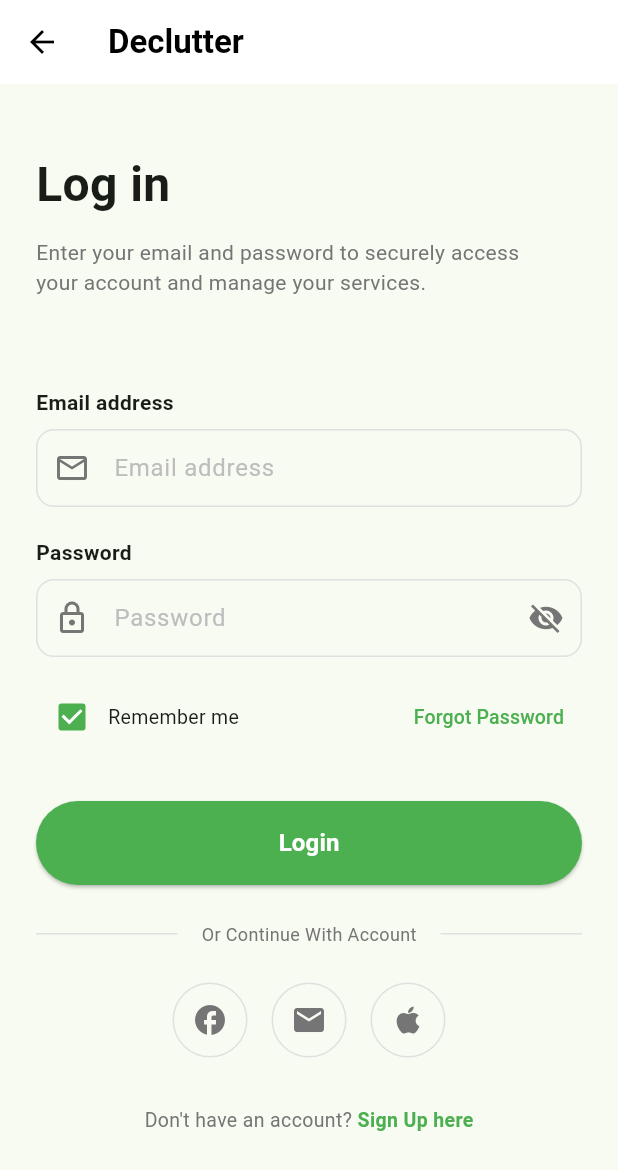
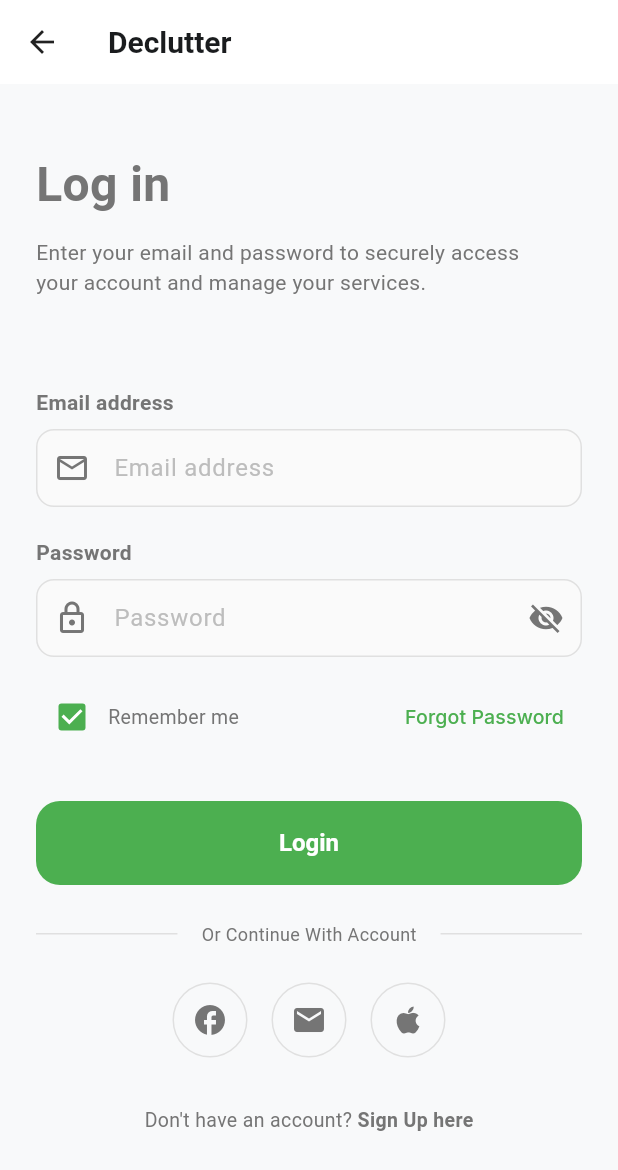
Before and after one commit to nlaidtech/DECLUTTERPROJCT, a Flutter app: the screen it shows after launch, on a phone screen of 412 x 824 dp. Shown: the top 1170 px of the screen. Run offline on Flutter 3.47's test engine with Material 3 defaults, Android fonts, the phone set to English and light mode, and no system bars; our stand-ins replace cloud_firestore, firebase_auth, firebase_core, google_fonts; accounts and stored records are empty; statements that could not run were skipped.

Commit message:
feat: Implement initial app structure, authentication flows, post creation screen, and Firebase setup with routing and custom theme.

```diff
--- a/lib/main.dart
+++ b/lib/main.dart
@@ -1,6 +1,7 @@
 import 'package:flutter/material.dart';
 import 'package:firebase_core/firebase_core.dart';
 import 'firebase_options.dart';
+import 'theme.dart';
 import 'screens/login_screen.dart';
 import 'screens/signup_screen.dart';
 import 'screens/forgot_password_screen.dart';
@@ -39,10 +40,7 @@ class _MyAppState extends State<MyApp> {
       debugShowCheckedModeBanner: false,
       title: 'Declutter',
       // Configure app theme with green as primary color
-      theme: ThemeData(
-        colorScheme: ColorScheme.fromSeed(seedColor: Colors.green),
-        useMaterial3: true,
-      ),
+      theme: AppTheme.lightTheme,
       // Initial route displayed when app starts - calls login_screen.dart
       initialRoute: '/login',
       routes: {
--- a/lib/screens/login_screen.dart
+++ b/lib/screens/login_screen.dart
@@ -78,13 +78,13 @@ class _LoginScreenState extends State<LoginScreen> {
     return Scaffold(
       // AppBar with Declutter title and back button
       appBar: AppBar(
-        backgroundColor: Colors.white,
+        backgroundColor: Theme.of(context).appBarTheme.backgroundColor,
         elevation: 0,
         leading: IconButton(
-          icon: const Icon(Icons.arrow_back, color: Colors.black),
+          icon: Icon(Icons.arrow_back, color: Theme.of(context).iconTheme.color),
           onPressed: () {},
         ),
-        title: const Text('Declutter', style: TextStyle(color: Colors.black, fontWeight: FontWeight.bold)),
+        title: Text('Declutter', style: Theme.of(context).appBarTheme.titleTextStyle),
         centerTitle: false,
       ),
       body: SingleChildScrollView(
@@ -131,7 +131,7 @@ class _LoginScreenState extends State<LoginScreen> {
                       Checkbox(
                         value: true,
                         onChanged: (_) {},
-                        activeColor: Colors.green,
+                        activeColor: Theme.of(context).primaryColor,
                       ),
                       const Text('Remember me', style: TextStyle(fontSize: 13)),
                     ],
@@ -141,7 +141,7 @@ class _LoginScreenState extends State<LoginScreen> {
                     onPressed: () => Navigator.pushNamed(context, '/forgot-password'),
                     child: const Text(
                       'Forgot Password',
-                      style: TextStyle(color: Colors.green, fontSize: 13),
+                      style: TextStyle(color: Theme.of(context).primaryColor, fontSize: 13),
                     ),
                   ),
                 ],
@@ -155,8 +155,7 @@ class _LoginScreenState extends State<LoginScreen> {
                 child: ElevatedButton(
                   onPressed: _isLoading ? null : _login,
                   style: ElevatedButton.styleFrom(
-                    backgroundColor: Colors.green,
-                    shape: RoundedRectangleBorder(borderRadius: BorderRadius.circular(30)),
+                    padding: const EdgeInsets.symmetric(vertical: 0),
                   ),
                   child: _isLoading
                       ? const SizedBox(
@@ -202,7 +201,7 @@ class _LoginScreenState extends State<LoginScreen> {
                       onTap: widget.onSwitchToSignUp,
                       child: const Text(
                         'Sign Up here',
-                        style: TextStyle(color: Colors.green, fontWeight: FontWeight.w600, fontSize: 13),
+                        style: TextStyle(color: Theme.of(context).primaryColor, fontWeight: FontWeight.w600, fontSize: 13),
                       ),
                     ),
                   ],
@@ -245,6 +244,8 @@ class _LoginScreenState extends State<LoginScreen> {
               borderSide: BorderSide(color: Colors.grey[300]!),
             ),
             contentPadding: const EdgeInsets.symmetric(horizontal: 16, vertical: 14),
+            filled: true,
+            fillColor: Colors.grey[50],
           ),
         ),
       ],
@@ -278,6 +279,8 @@ class _LoginScreenState extends State<LoginScreen> {
               borderSide: BorderSide(color: Colors.grey[300]!),
             ),
             contentPadding: const EdgeInsets.symmetric(horizontal: 16, vertical: 14),
+            filled: true,
+            fillColor: Colors.grey[50],
           ),
         ),
       ],
--- /dev/null
+++ b/lib/theme.dart
@@ -0,0 +1,119 @@
+import 'package:flutter/material.dart';
+import 'package:google_fonts/google_fonts.dart';
+
+class AppTheme {
+  // Brand Colors
+  static const Color primaryGreen = Color(0xFF4CAF50);
+  static const Color primaryDark = Color(0xFF2E7D32);
+  static const Color primaryLight = Color(0xFFE8F5E9);
+
+  static const Color accentOrange = Color(0xFFFF9800);
+  static const Color accentPurple = Color(0xFF9C27B0);
+  static const Color accentBlue = Color(0xFF2196F3);
+
+  // Neutral Colors
+  static const Color background = Color(0xFFF8F9FA); // Slightly off-white for better eye comfort
+  static const Color surface = Colors.white;
+  static const Color textPrimary = Color(0xFF1A1C1E);
+  static const Color textSecondary = Color(0xFF757575);
+  static const Color border = Color(0xFFE0E0E0);
+
+  static ThemeData get lightTheme {
+    return ThemeData(
+      useMaterial3: true,
+      colorScheme: ColorScheme.fromSeed(
+        seedColor: primaryGreen,
+        primary: primaryGreen,
+        secondary: accentOrange,
+        background: background,
+        surface: surface,
+        onSurface: textPrimary,
+      ),
+      scaffoldBackgroundColor: background,
+
+      // Typography
+      textTheme: GoogleFonts.interTextTheme().copyWith(
+        displayLarge: const TextStyle(fontWeight: FontWeight.bold, color: textPrimary),
+        displayMedium: const TextStyle(fontWeight: FontWeight.bold, color: textPrimary),
+        headlineLarge: const TextStyle(fontWeight: FontWeight.bold, color: textPrimary),
+        headlineMedium: const TextStyle(fontWeight: FontWeight.bold, color: textPrimary),
+        titleLarge: const TextStyle(fontWeight: FontWeight.w600, color: textPrimary),
+        bodyLarge: const TextStyle(color: textPrimary),
+        bodyMedium: const TextStyle(color: textSecondary),
+      ),
+
+      // Component Themes
+      appBarTheme: const AppBarTheme(
+        backgroundColor: surface,
+        elevation: 0,
+        scrolledUnderElevation: 0,
+        iconTheme: IconThemeData(color: textPrimary),
+        titleTextStyle: TextStyle(
+          color: textPrimary,
+          fontSize: 20,
+          fontWeight: FontWeight.bold,
+        ),
+      ),
+
+      elevatedButtonTheme: ElevatedButtonThemeData(
+        style: ElevatedButton.styleFrom(
+          backgroundColor: primaryGreen,
+          foregroundColor: Colors.white,
+          elevation: 0,
+          padding: const EdgeInsets.symmetric(horizontal: 24, vertical: 16),
+          shape: RoundedRectangleBorder(
+            borderRadius: BorderRadius.circular(16),
+          ),
+          textStyle: const TextStyle(
+            fontSize: 16,
+            fontWeight: FontWeight.w600,
+          ),
+        ),
+      ),
+
+      outlinedButtonTheme: OutlinedButtonThemeData(
+        style: OutlinedButton.styleFrom(
+          foregroundColor: primaryGreen,
+          side: const BorderSide(color: primaryGreen),
+          padding: const EdgeInsets.symmetric(horizontal: 24, vertical: 16),
+          shape: RoundedRectangleBorder(
+            borderRadius: BorderRadius.circular(16),
+          ),
+        ),
+      ),
+
+      inputDecorationTheme: InputDecorationTheme(
+        filled: true,
+        fillColor: surface,
+        contentPadding: const EdgeInsets.all(16),
+        border: OutlineInputBorder(
+          borderRadius: BorderRadius.circular(16),
+          borderSide: const BorderSide(color: border),
+        ),
+        enabledBorder: OutlineInputBorder(
+          borderRadius: BorderRadius.circular(16),
+          borderSide: const BorderSide(color: border),
+        ),
+        focusedBorder: OutlineInputBorder(
+          borderRadius: BorderRadius.circular(16),
+          borderSide: const BorderSide(color: primaryGreen, width: 2),
+        ),
+        errorBorder: OutlineInputBorder(
+          borderRadius: BorderRadius.circular(16),
+          borderSide: const BorderSide(color: Colors.red),
+        ),
+        labelStyle: const TextStyle(color: textSecondary),
+        hintStyle: TextStyle(color: textSecondary.withOpacity(0.5)),
+      ),
+
+      cardTheme: CardTheme(
+        color: surface,
+        elevation: 0,
+        shape: RoundedRectangleBorder(
+          borderRadius: BorderRadius.circular(20),
+          side: const BorderSide(color: border, width: 0.5),
+        ),
+      ),
+    );
+  }
+}
```
Also changed, not shown: lib/screens/create_post_screen.dart (+46 -3 lines), lib/screens/home_screen.dart (+17 -18 lines).
